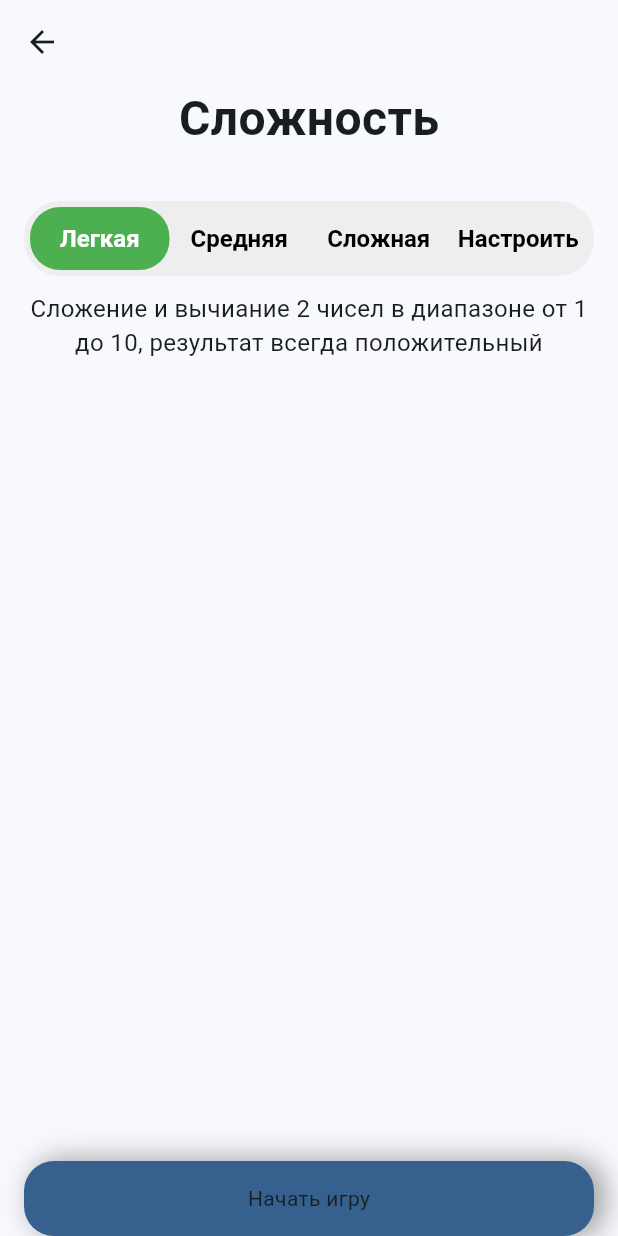
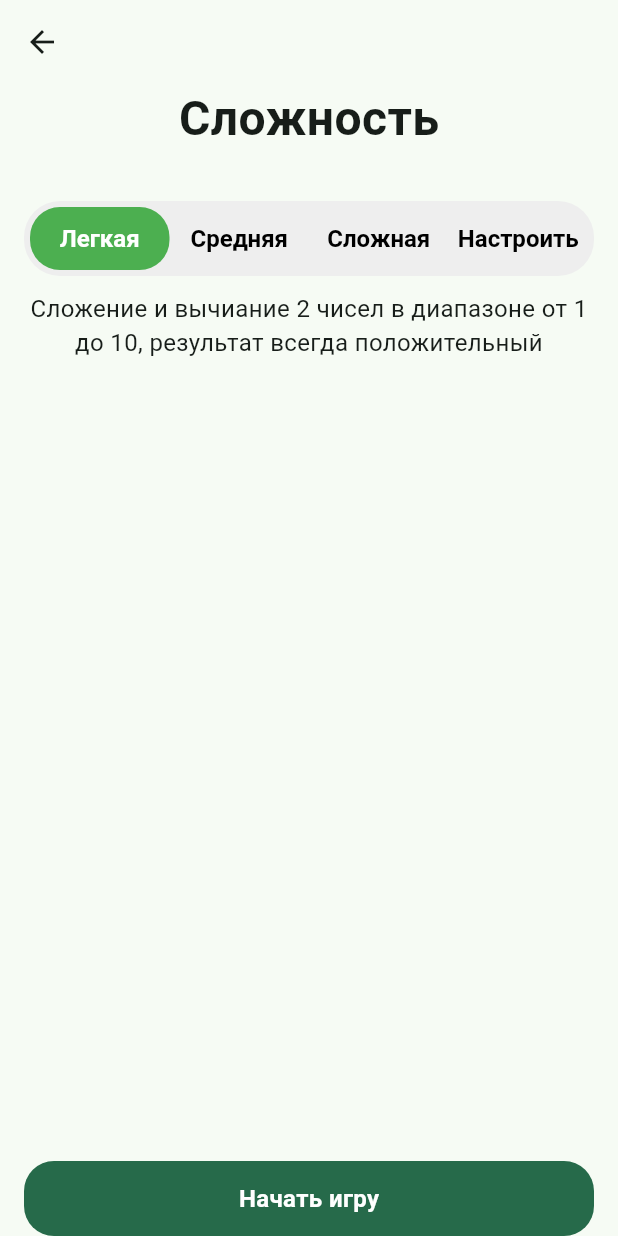
Before and after one commit to bulatBurganov/math_game, a Flutter app: the screen it shows after launch, after a tap on "Начать игру", on a phone screen of 412 x 824 dp. Run offline on Flutter 3.47's test engine with Material 3 defaults, Android fonts, the phone set to English and light mode, and no system bars; our stand-ins replace auto_route, flutter_bloc, freezed_annotation; missing offline and left inert: flame.

Commit message:
adding presets

```diff
--- a/lib/common/widgets/bounce_button.dart
+++ b/lib/common/widgets/bounce_button.dart
@@ -1,19 +1,27 @@
 import 'package:flutter/material.dart';
 
 class BounceButton extends StatefulWidget {
-  final Widget child;
+  final String text;
+  final Color? buttonColor;
+  final Color? textColor;
+  final double textSize;
   final Function onTap;
   final Duration duration;
   final Curve curve;
   final bool tapAfterAnimation;
+  final FontWeight? fontWeight;
 
   const BounceButton({
     super.key,
-    required this.child,
+    required this.text,
     required this.onTap,
     this.duration = const Duration(milliseconds: 150),
     this.curve = Curves.bounceIn,
     this.tapAfterAnimation = true,
+    this.buttonColor,
+    this.textColor,
+    this.textSize = 16,
+    this.fontWeight,
   });
 
   @override
@@ -76,22 +84,22 @@ class _BounceButtonState extends State<BounceButton>
               alignment: Alignment.center,
               duration: widget.duration,
               decoration: BoxDecoration(
-                boxShadow: [
-                  BoxShadow(
-                    color: Colors.grey.shade500,
-                    offset: const Offset(6, 0),
-                    blurRadius: 16,
-                    spreadRadius: 1,
-                  ),
-                ],
-                color: Theme.of(context).primaryColor,
+                color:
+                    widget.buttonColor ?? Theme.of(context).colorScheme.primary,
                 borderRadius: BorderRadius.circular(20),
               ),
               child: child,
             ),
           );
         },
-        child: widget.child,
+        child: Text(
+          widget.text,
+          style: TextStyle(
+            fontSize: widget.textSize,
+            color: widget.textColor ?? Theme.of(context).colorScheme.onPrimary,
+            fontWeight: widget.fontWeight ?? FontWeight.bold,
+          ),
+        ),
       ),
     );
   }
--- a/lib/main.dart
+++ b/lib/main.dart
@@ -34,7 +34,11 @@ class _MyAppState extends State<MyApp> {
       child: MaterialApp.router(
         title: 'Flutter Demo',
         theme: ThemeData(
-          colorScheme: ColorScheme.fromSeed(seedColor: Colors.blue),
+          colorScheme: ColorScheme.fromSeed(
+            seedColor: Colors.greenAccent,
+            brightness: Brightness.light,
+          ),
+          // brightness: const ColorScheme.dark().brightness,
         ),
         localizationsDelegates: const [
           GlobalMaterialLocalizations.delegate,
@@ -50,25 +54,3 @@ class _MyAppState extends State<MyApp> {
     );
   }
 }
-
-// class GameScreen extends StatelessWidget {
-//   final MathBubbleGame game;
-//   const GameScreen({super.key, required this.game});
-
-//   @override
-//   Widget build(BuildContext context) {
-//     return Scaffold(
-//       body: Stack(
-//         children: [
-//           GameWidget(
-//             game: game,
-//             overlayBuilderMap: {
-//               'GameOver': (context, game) =>
-//                   GameOverOverlay(game: game as MathBubbleGame),
-//             },
-//           ), // Игровой виджет
-//         ],
-//       ),
-//     );
-//   }
-// }
--- a/lib/main_menu/main_menu_screen.dart
+++ b/lib/main_menu/main_menu_screen.dart
@@ -2,7 +2,6 @@ import 'package:auto_route/auto_route.dart';
 import 'package:flutter/material.dart';
 import 'package:math_game/common/widgets/bounce_button.dart';
 import 'package:math_game/generated/l10n.dart';
-import 'package:math_game/math_game/ui/game_flow_wrapper_screen.dart';
 import 'package:math_game/router/app_router.gr.dart';
 
 @RoutePage()
@@ -49,25 +48,13 @@ class MainMenuScreen extends StatelessWidget {
                 height: 50,
                 child: BounceButton(
                   onTap: () {
-                    context.router.push(GameFlowWrapperRoute());
+                    context.router.push(const GameFlowWrapperRoute());
                   },
-                  child: Text(S.of(context).start_game),
+                  text: S.of(context).start_game,
                 ),
               ),
               const SizedBox(height: 24),
-              SizedBox(
-                height: 50,
-                child: BounceButton(
-                  onTap: () {
-                    context.router.push(
-                      GameFlowWrapperRoute(
-                        presets: GamePresets.multiplicationTable,
-                      ),
-                    );
-                  },
-                  child: Text(S.of(context).multiplicationTablePreset),
-                ),
-              ),
+
               const Spacer(),
             ],
           ),
--- a/lib/math_game/domain/bloc/game_settings_bloc/game_settings_state.dart
+++ b/lib/math_game/domain/bloc/game_settings_bloc/game_settings_state.dart
@@ -12,16 +12,7 @@ class GameSettingsState with _$GameSettingsState {
 
   factory GameSettingsState.multiplicationTablePreset() => GameSettingsState(
     difficulty: GameDifficulty.user,
-    userSettings: const GameUserSettings(
-      useDivide: false,
-      usePlus: false,
-      useMinus: false,
-      useMultiply: true,
-      termLength: 2,
-      min: 1,
-      max: 9,
-      onlyPositiveResults: true,
-    ),
+    userSettings: GameUserSettings.multiplicationTable(),
   );
 }
 
@@ -38,6 +29,17 @@ class GameUserSettings with _$GameUserSettings {
     ValidationErrors? validationErrors,
     @Default(false) bool onlyPositiveResults,
   }) = _GameAdditionalSettings;
+
+  factory GameUserSettings.multiplicationTable() => const GameUserSettings(
+    useDivide: false,
+    usePlus: false,
+    useMinus: false,
+    useMultiply: true,
+    termLength: 2,
+    min: 1,
+    max: 9,
+    onlyPositiveResults: true,
+  );
 }
 
 enum ValidationErrors {
@@ -45,3 +47,5 @@ enum ValidationErrors {
   minMaxAndLengthMustBeFilled,
   maxMustBeLargerThanMin,
 }
+
+enum GamePresets { none, multiplicationTable }
--- a/lib/math_game/ui/game_flow_wrapper_screen.dart
+++ b/lib/math_game/ui/game_flow_wrapper_screen.dart
@@ -10,8 +10,7 @@ import 'package:math_game/router/app_router.gr.dart';
 
 @RoutePage()
 class GameFlowWrapperScreen extends StatefulWidget implements AutoRouteWrapper {
-  final GamePresets? presets;
-  const GameFlowWrapperScreen({super.key, this.presets});
+  const GameFlowWrapperScreen({super.key});
 
   @override
   State<GameFlowWrapperScreen> createState() => _GameFlowWrapperScreenState();
@@ -31,13 +30,10 @@ class _GameFlowWrapperScreenState extends State<GameFlowWrapperScreen> {
     _gameFlowBloc = GameFlowBloc();
     _gameSettingsCubit = GameSettingsCubit(
       gameFlowBloc: _gameFlowBloc,
-      initialState: _getInitialGameSettings(),
+      initialState: GameSettingsState(),
     );
-    if (widget.presets == null) {
-      _gameFlowBloc.add(const GameFlowEventShowSettings());
-    } else {
-      _gameFlowBloc.add(const GameFlowEventStartGame());
-    }
+
+    _gameFlowBloc.add(const GameFlowEventShowSettings());
 
     super.initState();
   }
@@ -60,26 +56,11 @@ class _GameFlowWrapperScreenState extends State<GameFlowWrapperScreen> {
           } else if (state is GameFlowStateGameOver) {
             context.router.replace(GameOverRoute(scores: state.scores));
           } else if (state is GameFlowStateRestartGame) {
-            if (widget.presets != null) {
-              context.router.replace(const MathGameRoute());
-            } else {
-              context.router.replace(const GameSettingsRoute());
-            }
+            context.router.replace(const GameSettingsRoute());
           }
         },
         child: const AutoRouter(),
       ),
     );
   }
-
-  GameSettingsState _getInitialGameSettings() {
-    if (widget.presets == null) {
-      return GameSettingsState();
-    } else if (widget.presets == GamePresets.multiplicationTable) {
-      return GameSettingsState.multiplicationTablePreset();
-    }
-    return GameSettingsState();
-  }
 }
-
-enum GamePresets { multiplicationTable }
--- a/lib/math_game/ui/game_over_screen.dart
+++ b/lib/math_game/ui/game_over_screen.dart
@@ -59,7 +59,7 @@ class GameOverScreen extends StatelessWidget {
                     const GameFlowEventRestartGame(),
                   );
                 },
-                child: Text(S.of(context).restart),
+                text: S.of(context).restart,
               ),
             ),
             const SizedBox(height: 16),
@@ -71,7 +71,7 @@ class GameOverScreen extends StatelessWidget {
                     const GameFlowEventFinishGame(),
                   );
                 },
-                child: Text(S.of(context).finish_game),
+                text: S.of(context).finish_game,
               ),
             ),
           ],
--- a/lib/math_game/ui/game_settings_screen.dart
+++ b/lib/math_game/ui/game_settings_screen.dart
@@ -69,8 +69,10 @@ class GameSettingsScreen extends StatelessWidget {
                       difficulty,
                     );
                   },
+                  onPresetChanged: (v) {
+                    context.read<GameSettingsCubit>().setPreset(v);
+                  },
                 ),
-
                 const Spacer(),
                 SizedBox(
                   height: 50,
@@ -78,7 +80,7 @@ class GameSettingsScreen extends StatelessWidget {
                     onTap: () {
                       context.read<GameSettingsCubit>().submit();
                     },
-                    child: Text(S.of(context).start_game),
+                    text: S.of(context).start_game,
                   ),
                 ),
               ],
--- a/lib/math_game/ui/widget/difficulty_selector.dart
+++ b/lib/math_game/ui/widget/difficulty_selector.dart
@@ -17,6 +17,7 @@ class DifficultySelector extends StatefulWidget {
     this.initialValue,
     required this.initialUserSettings,
     required this.onUserSettingsChanged,
+    required this.onPresetChanged,
   });
   final Duration swithDuration;
   final double height;
@@ -25,6 +26,7 @@ class DifficultySelector extends StatefulWidget {
   final Function(GameDifficulty difficulty) onCahnged;
   final GameUserSettings initialUserSettings;
   final Function(GameUserSettings settings) onUserSettingsChanged;
+  final Function(GamePresets?) onPresetChanged;
 
   @override
   State<DifficultySelector> createState() => _DifficultySelectorState();
@@ -143,6 +145,7 @@ class _DifficultySelectorState extends State<DifficultySelector> {
                   expand: _selectedIndex == 3,
                   child: Column(
                     children: [
+                      _PresetSelector(onChanged: widget.onPresetChanged),
                       AppCheckBox(
                         initialValue: widget.initialUserSettings.usePlus,
                         onChange: (value) {
@@ -280,3 +283,37 @@ class _DifficultySelectorState extends State<DifficultySelector> {
     };
   }
 }
+
+class _PresetSelector extends StatefulWidget {
+  final Function(GamePresets? preset) onChanged;
+
+  const _PresetSelector({required this.onChanged});
+  @override
+  State<_PresetSelector> createState() => _PresetSelectorState();
+}
+
+class _PresetSelectorState extends State<_PresetSelector> {
+  GamePresets? selected;
+  @override
+  Widget build(BuildContext context) {
+    return DropdownButton<GamePresets>(
+      value: selected,
+      hint: const Text('Пресет'),
+      items: GamePresets.values
+          .map(
+            (e) => DropdownMenuItem<GamePresets>(value: e, child: Text(e.name)),
+          )
+          .toList(),
+      onChanged: (v) {
+        setState(() {
+          if (v == GamePresets.none) {
+            v = null;
+          }
+          selected = v;
+
+          widget.onChanged(v);
+        });
+      },
+    );
+  }
+}
--- a/lib/math_game/ui/widget/form_text_field.dart
+++ b/lib/math_game/ui/widget/form_text_field.dart
@@ -32,7 +32,7 @@ class _FormTextFieldState extends State<FormTextField> {
     return Row(
       crossAxisAlignment: CrossAxisAlignment.center,
       children: [
-        Text(widget.label, style: TextStyle(fontSize: 16)),
+        Text(widget.label, style: const TextStyle(fontSize: 16)),
         const SizedBox(width: 16),
         SizedBox(
           width: 30,
```
Also changed, not shown: lib/math_game/domain/bloc/game_settings_bloc/game_settings_cubit.dart (+15 -0 lines), lib/math_game/ui/math_game_screen.dart (+3 -9 lines), lib/router/app_router.gr.dart.
